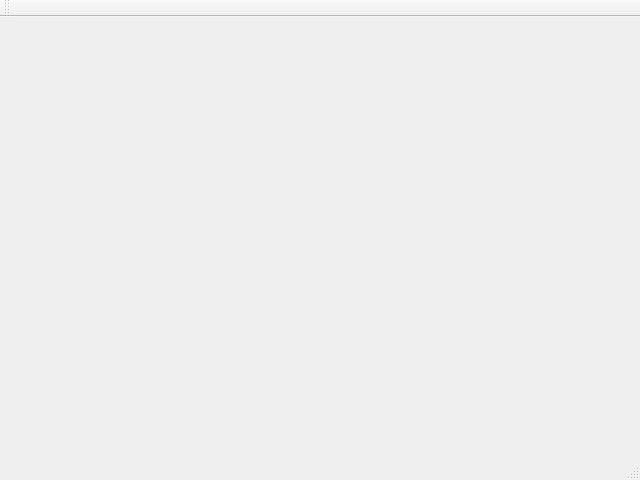
This is mainwindow.ui in Abbath/R as Qt 5 draws it before an edit. The edited form follows.
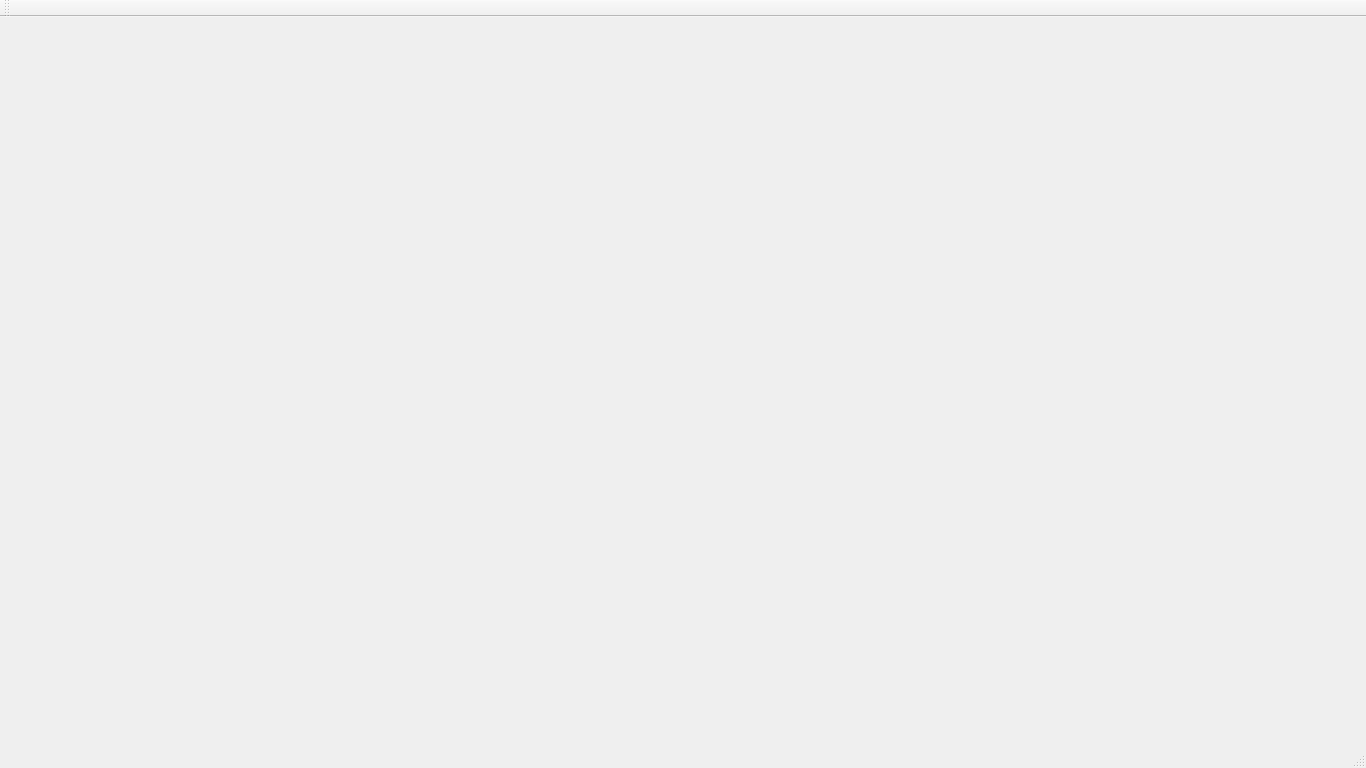
This is the edited form.

Diff of the .ui file:
```diff
--- a/mainwindow.ui
+++ b/mainwindow.ui
@@ -6,10 +6,16 @@
    <rect>
     <x>0</x>
     <y>0</y>
-    <width>640</width>
-    <height>480</height>
+    <width>1366</width>
+    <height>768</height>
    </rect>
   </property>
+  <property name="sizePolicy">
+   <sizepolicy hsizetype="MinimumExpanding" vsizetype="MinimumExpanding">
+    <horstretch>0</horstretch>
+    <verstretch>0</verstretch>
+   </sizepolicy>
+  </property>
   <property name="windowTitle">
    <string>MainWindow</string>
   </property>
```
Left out of the diff: 2 changed lines with no effect on the pictures.
